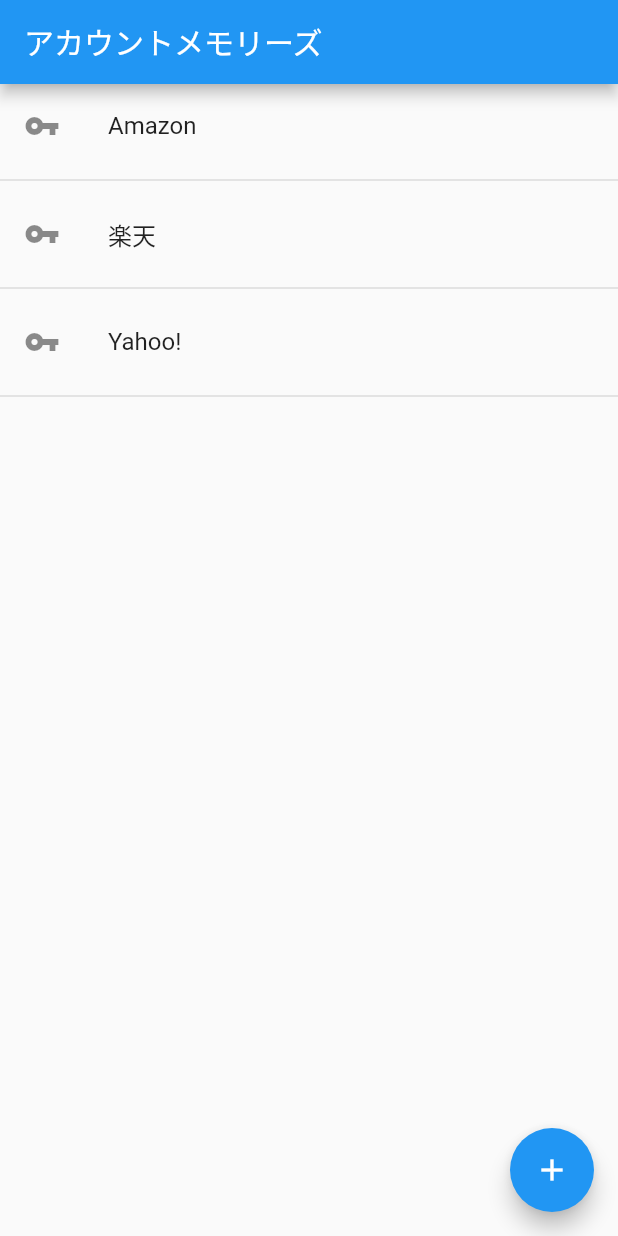
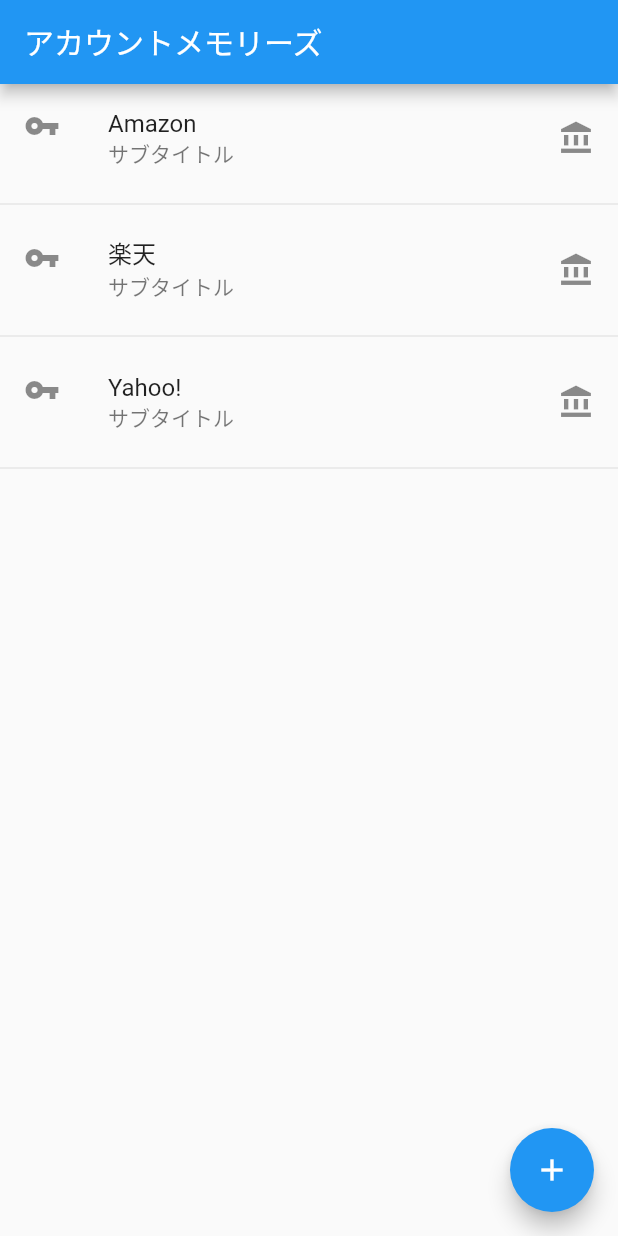
Before and after one commit to nikukyugamer/account-memories, a Flutter app: the screen it shows after launch, after a tap on the "add" icon, on a phone screen of 412 x 824 dp. Run offline on Flutter 3.47's test engine with Material 2 defaults, Android fonts, the phone set to English and light mode, and no system bars.

Commit message:
feat: 🎸 ListTile の表示内容を動的に行えるようにした (#8)

```diff
--- a/lib/main.dart
+++ b/lib/main.dart
@@ -1,3 +1,5 @@
+// ignore_for_file: avoid_print
+
 import 'package:flutter/material.dart';
 
 void main() {
@@ -36,6 +38,9 @@ class _MyHomePageState extends State<MyHomePage> {
     setState(() {
       _counter++;
     });
+
+    print('_counter の値は ');
+    print(_counter);
   }
 
   @override
@@ -44,14 +49,24 @@ class _MyHomePageState extends State<MyHomePage> {
       appBar: AppBar(
         title: const Text('アカウントメモリーズ'),
       ),
-      body: ListView(children: [
-        ListTile(leading: const Icon(Icons.vpn_key), title: Text(titleList[0])),
-        const Divider(thickness: 1),
-        ListTile(leading: const Icon(Icons.vpn_key), title: Text(titleList[1])),
-        const Divider(thickness: 1),
-        ListTile(leading: const Icon(Icons.vpn_key), title: Text(titleList[2])),
-        const Divider(thickness: 1),
-      ]),
+      body: ListView.builder(
+          itemCount: titleList.length,
+          itemBuilder: (BuildContext context, int i) {
+            return Column(
+              children: [
+                ListTile(
+                  title: Text(titleList[i]),
+                  subtitle: const Text('サブタイトル'),
+                  trailing: const Icon(Icons.account_balance),
+                  leading: const Icon(Icons.vpn_key),
+                  onTap: () {
+                    print('タップされました');
+                  },
+                ),
+                const Divider(),
+              ],
+            );
+          }),
       floatingActionButton: FloatingActionButton(
         onPressed: _incrementCounter,
         tooltip: 'Increment',
```
